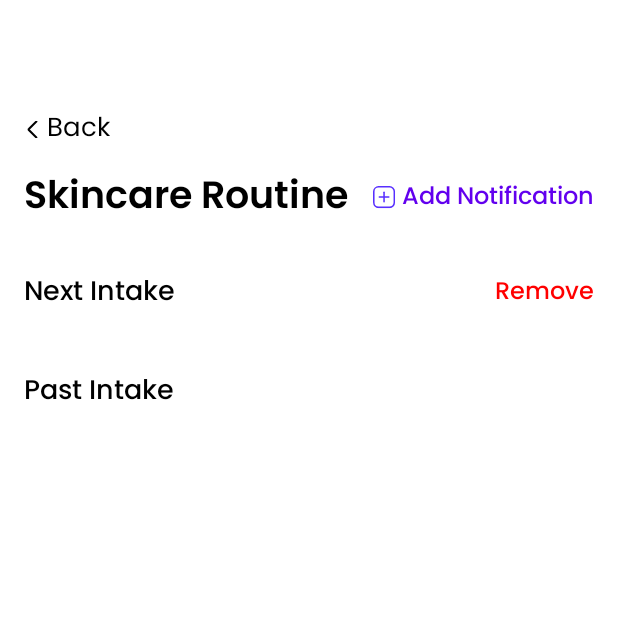
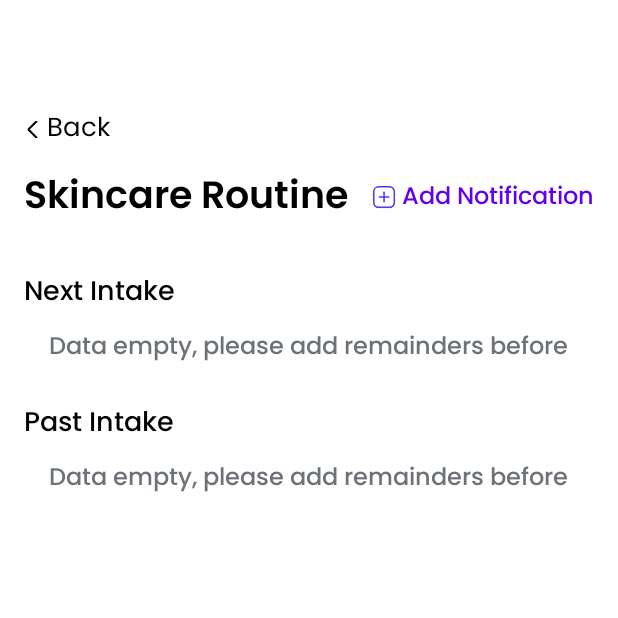
Before and after one commit to foskin-teams/FOSKIN, an Android app: the RemaindersActivity screen opened directly, with no data from a screen before it, on a phone screen of 412 x 824 dp, the top half of it. Run offline under Robolectric (Android 15) with nearby library versions, the phone set to English and light mode, and no system bars.

Commit message:
update
alarm

```diff
--- a/app/build.gradle.kts
+++ b/app/build.gradle.kts
@@ -75,6 +75,10 @@ dependencies {
     implementation(libs.camera.view)
     implementation("org.tensorflow:tensorflow-lite:2.12.0")
 
+    implementation("androidx.room:room-runtime:2.5.0")
+    kapt ("androidx.room:room-compiler:2.5.0")
+    implementation ("androidx.room:room-ktx:2.5.0")
+
     implementation("com.google.android.material:material:1.9.0")
     implementation("com.hbb20:ccp:2.5.0")
     implementation("com.squareup.retrofit2:retrofit:2.11.0")
--- a/app/src/main/java/com/project/foskin/ui/home/routines/RemaindersActivity.kt
+++ b/app/src/main/java/com/project/foskin/ui/home/routines/RemaindersActivity.kt
@@ -6,6 +6,8 @@ import android.widget.TextView
 import androidx.activity.enableEdgeToEdge
 import androidx.appcompat.app.AppCompatActivity
 import com.project.foskin.R
+import android.view.View
+import androidx.recyclerview.widget.RecyclerView
 
 class RemaindersActivity : AppCompatActivity() {
 
@@ -18,6 +20,11 @@ class RemaindersActivity : AppCompatActivity() {
         val tvAddNotification: TextView = findViewById(R.id.tv_add_notification)
         val btnBack: TextView = findViewById(R.id.tvBackRemainders)
 
+        val rvNextIntake: RecyclerView = findViewById(R.id.rv_next_intake)
+        val tvNextIntakeEmpty: TextView = findViewById(R.id.tv_next_intake_empty)
+        val rvPastIntake: RecyclerView = findViewById(R.id.rv_past_intake)
+        val tvPastIntakeEmpty: TextView = findViewById(R.id.tv_past_intake_empty)
+
         tvAddNotification.setOnClickListener {
             val intent = Intent(this, AddRemaindersActivity::class.java)
             startActivity(intent)
@@ -26,5 +33,22 @@ class RemaindersActivity : AppCompatActivity() {
         btnBack.setOnClickListener {
             finish()
         }
+
+        // Simulasi data kosong
+        val nextIntakeData = listOf<String>() // Ganti dengan data asli
+        val pastIntakeData = listOf<String>() // Ganti dengan data asli
+
+        toggleEmptyState(rvNextIntake, tvNextIntakeEmpty, nextIntakeData.isEmpty())
+        toggleEmptyState(rvPastIntake, tvPastIntakeEmpty, pastIntakeData.isEmpty())
+    }
+
+    private fun toggleEmptyState(recyclerView: RecyclerView, emptyTextView: TextView, isEmpty: Boolean) {
+        if (isEmpty) {
+            recyclerView.visibility = View.GONE
+            emptyTextView.visibility = View.VISIBLE
+        } else {
+            recyclerView.visibility = View.VISIBLE
+            emptyTextView.visibility = View.GONE
+        }
     }
 }
--- a/app/src/main/res/layout/activity_add_remainders.xml
+++ b/app/src/main/res/layout/activity_add_remainders.xml
@@ -131,7 +131,7 @@
                 android:id="@+id/tv_repeat"
                 android:layout_width="wrap_content"
                 android:layout_height="wrap_content"
-                android:text="Once"
+                android:hint="Edit"
                 android:fontFamily="@font/poppins_light"
                 android:textColor="#666"
                 android:textSize="14sp" />
--- a/app/src/main/res/layout/activity_remainders.xml
+++ b/app/src/main/res/layout/activity_remainders.xml
@@ -77,9 +77,9 @@
                 android:fontFamily="@font/poppins_medium"
                 android:text="Remove"
                 android:textColor="@color/red"
-                android:textSize="16sp" />
+                android:textSize="16sp"
+                android:visibility="gone" />
         </LinearLayout>
-
 
         <androidx.recyclerview.widget.RecyclerView
             android:id="@+id/rv_next_intake"
@@ -88,6 +88,18 @@
             android:layout_marginTop="13dp"
             android:nestedScrollingEnabled="false"
             android:overScrollMode="ifContentScrolls" />
+
+        <TextView
+            android:id="@+id/tv_next_intake_empty"
+            android:layout_width="wrap_content"
+            android:layout_height="wrap_content"
+            android:layout_gravity="center"
+            android:layout_marginTop="8dp"
+            android:fontFamily="@font/poppins_medium"
+            android:text="Data empty, please add remainders before"
+            android:textColor="@color/grey"
+            android:textSize="16sp"
+            android:visibility="gone" />
 
         <TextView
             android:id="@+id/tv_past_intake"
@@ -106,6 +118,19 @@
             android:layout_marginTop="13dp"
             android:nestedScrollingEnabled="false"
             android:overScrollMode="ifContentScrolls" />
+
+        <TextView
+            android:id="@+id/tv_past_intake_empty"
+            android:layout_width="wrap_content"
+            android:layout_height="wrap_content"
+            android:layout_gravity="center"
+            android:layout_marginTop="8dp"
+            android:fontFamily="@font/poppins_medium"
+            android:text="Data empty, please add remainders before"
+            android:textColor="@color/grey"
+            android:textSize="16sp"
+            android:visibility="gone" />
+
     </LinearLayout>
 
 </androidx.constraintlayout.widget.ConstraintLayout>
--- a/app/src/main/res/layout/item_routine.xml
+++ b/app/src/main/res/layout/item_routine.xml
@@ -63,6 +63,7 @@
                 android:orientation="horizontal">
 
                 <TextView
+                    android:id="@+id/tvSetClock"
                     android:layout_width="wrap_content"
                     android:layout_height="wrap_content"
                     android:drawableStart="@drawable/clock"
@@ -73,6 +74,7 @@
                     android:textSize="13sp" />
 
                 <TextView
+                    android:id="@+id/tvDate"
                     android:layout_width="0dp"
                     android:layout_height="wrap_content"
                     android:layout_weight="1"
@@ -83,6 +85,7 @@
                     android:textSize="13sp" />
 
                 <TextView
+                    android:id="@+id/tvPeriode"
                     android:layout_width="0dp"
                     android:layout_height="wrap_content"
                     android:layout_weight="1"
```
Also changed, not shown: app/src/main/java/com/project/foskin/ui/home/routines/AddRemaindersActivity.kt (+42 -5 lines).
